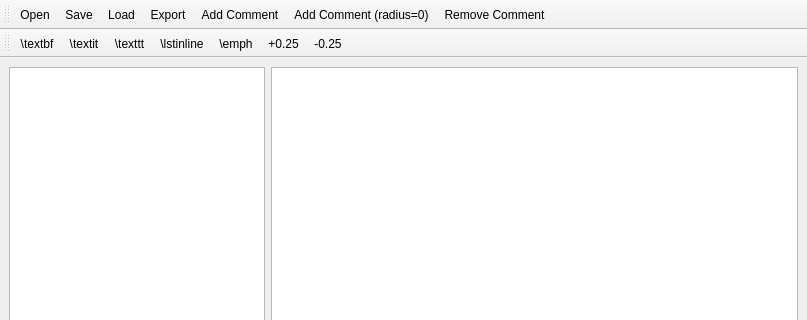
First picture: the form in gui/ui_MainWindow.ui, repository arneboe/codecomment, before the edit; both pictures show x 0 to 807 and y 0 to 320 of the 807 by 735 pixel window.
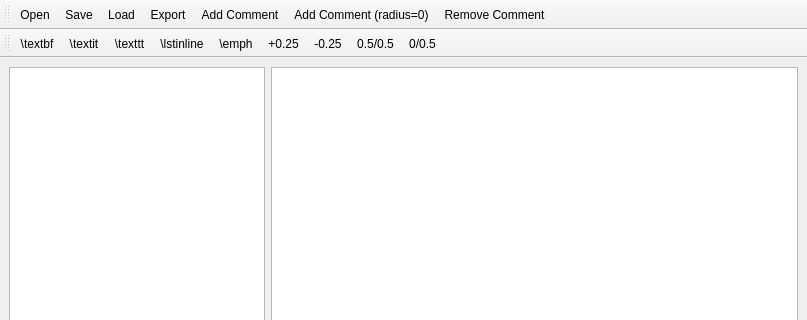
Second picture: the form after the edit.

What changed in the file:
```diff
--- a/gui/ui_MainWindow.ui
+++ b/gui/ui_MainWindow.ui
@@ -159,6 +159,8 @@
    <addaction name="action_emph"/>
    <addaction name="action_0_25"/>
    <addaction name="action_0_25_minus"/>
+   <addaction name="action0_5_0_5"/>
+   <addaction name="action0_0_5"/>
   </widget>
   <action name="actionExport">
    <property name="text">
@@ -314,6 +316,28 @@
     <string>Alt+-</string>
    </property>
   </action>
+  <action name="action0_5_0_5">
+   <property name="text">
+    <string>0.5/0.5</string>
+   </property>
+   <property name="toolTip">
+    <string>alt+5</string>
+   </property>
+   <property name="shortcut">
+    <string>Alt+5</string>
+   </property>
+  </action>
+  <action name="action0_0_5">
+   <property name="text">
+    <string>0/0.5</string>
+   </property>
+   <property name="toolTip">
+    <string>at+0</string>
+   </property>
+   <property name="shortcut">
+    <string>Alt+0</string>
+   </property>
+  </action>
  </widget>
  <resources/>
  <connections/>
```
